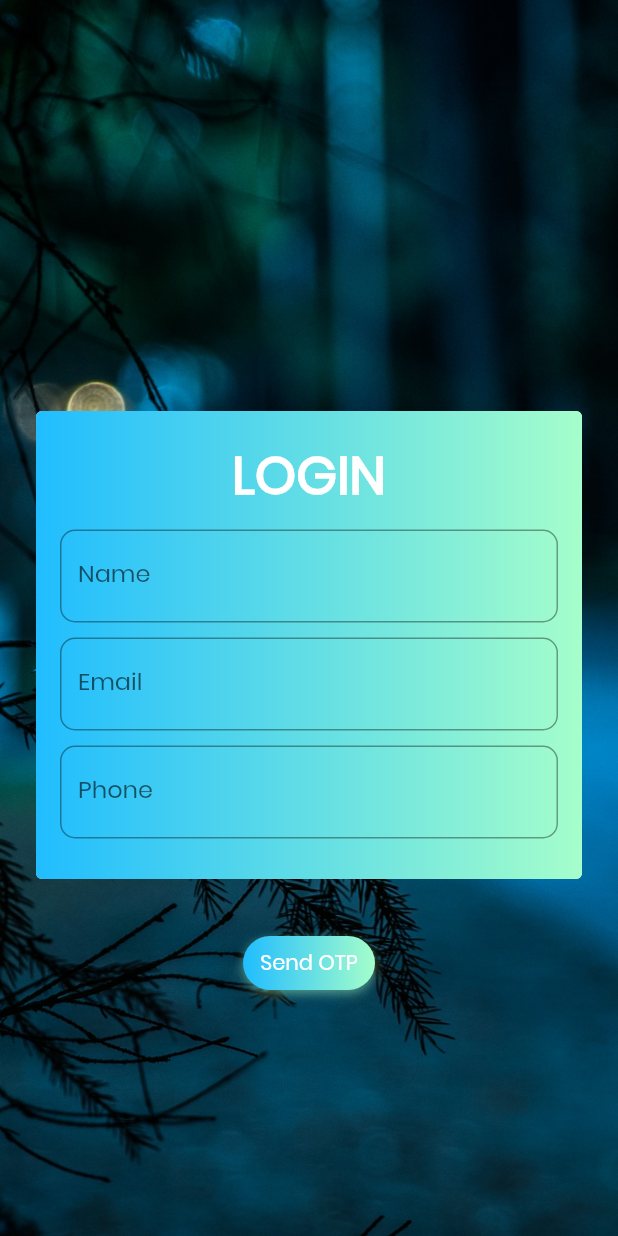
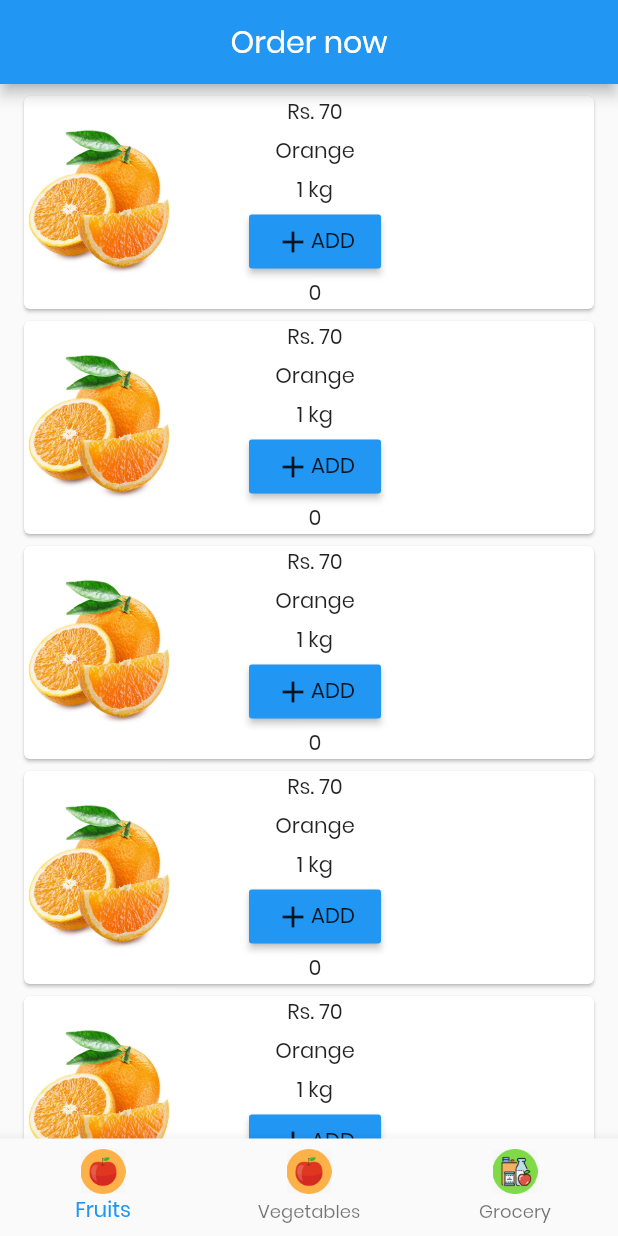
Before and after one commit to ritik-rathi/housewife, a Flutter app: the screen it shows after launch, on a phone screen of 412 x 824 dp. Run offline on Flutter 3.47's test engine with Material 2 defaults, Android fonts, the light colour scheme and no system bars; drawn by our look-alikes of gradient_widgets; our stand-ins replace firebase_auth; missing offline and left inert: gradient_text; accounts and stored records are empty.

Commit message:
bottombar + order screens

```diff
--- a/lib/main.dart
+++ b/lib/main.dart
@@ -3,6 +3,7 @@ import 'package:fun_app/splash_screens/splash_screens.dart';
 import 'login.dart';
 import 'help_screens/fruits.dart';
 import 'login_new.dart';
+import 'onlineShop/home.dart';
 
 Color color1 = Colors.blue[500];
 Color color2 = Colors.blue[700];
@@ -17,7 +18,7 @@ class MyApp extends StatelessWidget {
       title: 'HomeMaker',
       debugShowCheckedModeBanner: false,
       theme: ThemeData(fontFamily: 'Poppins'),
-      home: LoginNew(),
+      home: HomeShop(),
       // initialRoute: '.',
       routes: {
         '.': (context) => SplashScreens(),
--- /dev/null
+++ b/lib/onlineShop/home.dart
@@ -0,0 +1,182 @@
+import 'package:flutter/material.dart';
+
+class HomeShop extends StatefulWidget {
+  @override
+  _HomeShopState createState() => _HomeShopState();
+}
+
+int x = 0;
+
+class _HomeShopState extends State<HomeShop> {
+  int currentIndex = 0;
+  List<Widget> tabs = [
+    TabScreen(ListView.builder(
+      itemBuilder: (context, index) {
+        return Card(
+          margin: EdgeInsets.only(left: 16, right: 16, top: 8),
+          elevation: 1.0,
+          child: Row(
+            children: <Widget>[
+              Image(
+                image: AssetImage('assets/images/orange.jpg'),
+                height: 100,
+                width: 100,
+              ),
+              SizedBox(
+                width: 50,
+              ),
+              Column(
+                children: <Widget>[
+                  Text('Rs. 70'),
+                  SizedBox(height: 5),
+                  Text('Orange'),
+                  SizedBox(height: 5),
+                  Text('1 kg'),
+                  SizedBox(width: 30),
+                  RaisedButton(
+                    color: Colors.blue,
+                    onPressed: () {},
+                    child: Row(
+                      children: <Widget>[Icon(Icons.add), Text('ADD')],
+                    ),
+                  ),
+                  Text('$x')
+                ],
+              )
+            ],
+          ),
+        );
+      },
+    )),
+    TabScreen(ListView.builder(
+      itemBuilder: (context, index) {
+        return Card(
+          margin: EdgeInsets.only(left: 16, right: 16, top: 8),
+          elevation: 1.0,
+          child: Row(
+            children: <Widget>[
+              Image(
+                image: AssetImage('assets/images/fruits.png'),
+                height: 100,
+                width: 100,
+              ),
+              SizedBox(
+                width: 50,
+              ),
+              Column(
+                children: <Widget>[
+                  Text('Rs. 70'),
+                  SizedBox(height: 5),
+                  Text('Orange'),
+                  SizedBox(height: 5),
+                  Text('1 kg'),
+                  SizedBox(width: 30),
+                  RaisedButton(
+                    color: Colors.blue,
+                    onPressed: () {},
+                    child: Row(
+                      children: <Widget>[Icon(Icons.add), Text('ADD')],
+                    ),
+                  ),
+                  Text('$x')
+                ],
+              )
+            ],
+          ),
+        );
+      },
+    )),
+    TabScreen(ListView.builder(
+      itemBuilder: (context, index) {
+        return Card(
+          margin: EdgeInsets.only(left: 16, right: 16, top: 8),
+          elevation: 1.0,
+          child: Row(
+            children: <Widget>[
+              Image(
+                image: AssetImage('assets/images/grocery.png'),
+                height: 100,
+                width: 100,
+              ),
+              SizedBox(
+                width: 50,
+              ),
+              Column(
+                children: <Widget>[
+                  Text('Rs. 70'),
+                  SizedBox(height: 5),
+                  Text('Orange'),
+                  SizedBox(height: 5),
+                  Text('1 kg'),
+                  SizedBox(width: 30),
+                  RaisedButton(
+                    color: Colors.blue,
+                    onPressed: () {},
+                    child: Row(
+                      children: <Widget>[Icon(Icons.add), Text('ADD')],
+                    ),
+                  ),
+                  Text('$x')
+                ],
+              )
+            ],
+          ),
+        );
+      },
+    ))
+  ];
+  _onTapped(int index) {
+    setState(() {
+      currentIndex = index;
+    });
+  }
+
+  @override
+  Widget build(BuildContext context) {
+    return Scaffold(
+      appBar: AppBar(
+        title: Text('Order now'),
+        centerTitle: true,
+      ),
+      body: tabs[currentIndex],
+      bottomNavigationBar: BottomNavigationBar(
+        onTap: _onTapped,
+        items: [
+          BottomNavigationBarItem(
+              icon: Image(
+                image: AssetImage('assets/images/fruits.png'),
+                height: 30,
+                width: 30,
+              ),
+              title: Text('Fruits')),
+          BottomNavigationBarItem(
+              icon: Image(
+                height: 30,
+                width: 30,
+                image: AssetImage('assets/images/fruits.png'),
+              ),
+              title: Text('Vegetables')),
+          BottomNavigationBarItem(
+              icon: Image(
+                height: 30,
+                width: 30,
+                image: AssetImage('assets/images/grocery.png'),
+              ),
+              title: Text('Grocery')),
+        ],
+      ),
+    );
+  }
+}
+
+class TabScreen extends StatelessWidget {
+  final Widget order;
+  TabScreen(this.order);
+
+  @override
+  Widget build(BuildContext context) {
+    return Scaffold(
+      body: order,
+    );
+  }
+}
```
